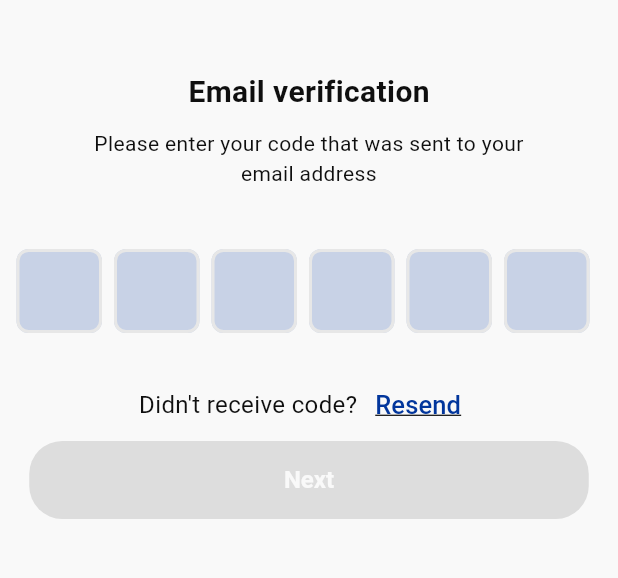
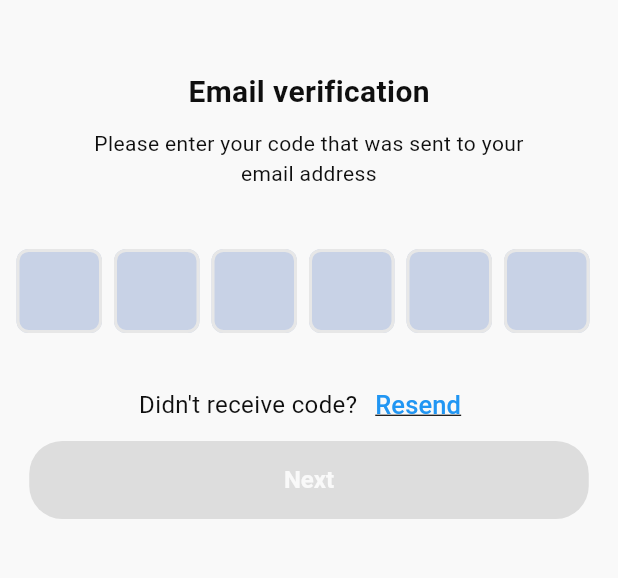
Before and after one commit to moyasser20/online_exam_app_elevate, a Flutter app: the EmailVerificationScreen screen opened directly with empty values, on a phone screen of 412 x 824 dp, the part 63-641 px from its top. Run offline on Flutter 3.47's test engine with Material 3 defaults, Android fonts, the phone set to English and light mode, and no system bars; drawn by our look-alikes of flutter_otp_text_field; our stand-ins replace dartz, dio, flutter_bloc, get_it, injectable, retrofit; generated files the repository leaves out were written again.

Commit message:
Solve the error in Forget password In email passing by screens , Finish Forget password UI and Logic

```diff
--- a/lib/Features/forgetPassword/presentation/viewmodel/states/verify_code_states.dart
+++ b/lib/Features/forgetPassword/presentation/viewmodel/states/verify_code_states.dart
@@ -3,6 +3,7 @@ sealed class VerifyCodeStates {}
 class VerifyCodeInitialStates extends VerifyCodeStates{}
 class VerifyCodeLoadingStates extends VerifyCodeStates{}
 class VerifyCodeSuccessStates extends VerifyCodeStates{}
+class VerifyCodeResendStates extends VerifyCodeStates{}
 class VerifyCodeErrorStates extends VerifyCodeStates{
   final String message;
   VerifyCodeErrorStates(this.message);
--- a/lib/Features/forgetPassword/presentation/viewmodel/verify_code_cubit.dart
+++ b/lib/Features/forgetPassword/presentation/viewmodel/verify_code_cubit.dart
@@ -1,7 +1,11 @@
+import 'dart:async';
+
 import 'package:flutter/material.dart';
 import 'package:flutter_bloc/flutter_bloc.dart';
 import 'package:injectable/injectable.dart';
+import 'package:online_exam_app_elevate/Features/forgetPassword/domain/usecases/forget_password_usecase.dart';
 import 'package:online_exam_app_elevate/Features/forgetPassword/domain/usecases/verify_code_usecase.dart';
+import 'package:online_exam_app_elevate/Features/forgetPassword/presentation/viewmodel/states/forget_password_states.dart';
 import 'package:online_exam_app_elevate/Features/forgetPassword/presentation/viewmodel/states/verify_code_states.dart';
 
 import '../../../../core/routes/app_routes.dart';
@@ -9,11 +13,14 @@ import '../../../../core/routes/app_routes.dart';
 @injectable
 class VerifyCodeCubit extends Cubit<VerifyCodeStates> {
   final VerifyCodeUseCase _verifyCodeUseCase;
+  final ForgetPasswordUseCase _forgetPasswordUseCase;
 
   String enteredCode = '';
   String? email;
+  bool isResendEnabled = true;
+  Timer? _resendTimer;
 
-  VerifyCodeCubit(this._verifyCodeUseCase) : super(VerifyCodeInitialStates());
+  VerifyCodeCubit(this._verifyCodeUseCase, this._forgetPasswordUseCase) : super(VerifyCodeInitialStates());
 
   void setEmail(String emailAddress) {
     email = emailAddress;
@@ -24,8 +31,29 @@ class VerifyCodeCubit extends Cubit<VerifyCodeStates> {
     emit(VerifyCodeInitialStates());
   }
 
+  Future<void> resendCode() async {
+    if (!isResendEnabled) return;
+
+    isResendEnabled = false;
+    emit(VerifyCodeLoadingStates());
+
+    final result = await _forgetPasswordUseCase(email!);
+    result.fold(
+          (failure) => emit(VerifyCodeErrorStates(failure.message)),
+          (_) => emit(VerifyCodeResendStates()),
+    );
+    _startResendCooldown();
+  }
+
+  void _startResendCooldown() {
+    _resendTimer?.cancel();
+    _resendTimer = Timer(const Duration(seconds: 30), () {
+      isResendEnabled = true;
+      emit(VerifyCodeInitialStates());
+    });
+  }
+
   Future<void> verify(BuildContext context) async {
-    print("Email inside verify: $email");
     if (enteredCode.length < 6) {
       emit(VerifyCodeErrorStates("Code must be 6 digits"));
       return;
--- a/lib/Features/forgetPassword/presentation/views/screens/email_varificationScreen.dart
+++ b/lib/Features/forgetPassword/presentation/views/screens/email_varificationScreen.dart
@@ -1,6 +1,5 @@
 import 'package:flutter/material.dart';
 import 'package:flutter_bloc/flutter_bloc.dart';
-import 'package:flutter_otp_text_field/flutter_otp_text_field.dart';
 import 'package:online_exam_app_elevate/Features/forgetPassword/presentation/viewmodel/verify_code_cubit.dart';
 import 'package:online_exam_app_elevate/Features/forgetPassword/presentation/viewmodel/states/verify_code_states.dart';
 import 'package:online_exam_app_elevate/core/constants/app_Strings.dart';
@@ -9,10 +8,11 @@ import 'package:online_exam_app_elevate/core/extensions/extensions.dart';
 import '../../../../../core/Assets/app_assets.dart';
 import '../../../../../core/Widgets/Custome_Elevated_Button.dart';
 import '../../../../../core/routes/app_routes.dart';
-import '../../../../../core/theme/app_colors.dart';
+import '../widgets/verification_code_field.dart';
 
 class EmailVerificationScreen extends StatefulWidget {
-  const EmailVerificationScreen({super.key});
+  final String email;
+  const EmailVerificationScreen({super.key, required this.email});
 
   @override
   State<EmailVerificationScreen> createState() =>
@@ -20,15 +20,12 @@ class EmailVerificationScreen extends StatefulWidget {
 }
 
 class _EmailVerificationScreenState extends State<EmailVerificationScreen> {
-  String? email;
-
   @override
   void didChangeDependencies() {
     super.didChangeDependencies();
-
-    final arg = ModalRoute.of(context)?.settings.arguments as String;
-      email = arg;
-      context.read<VerifyCodeCubit>().setEmail(email!);
+    if(widget.email != "") {
+      context.read<VerifyCodeCubit>().setEmail(widget.email);
+    }
   }
 
   @override
@@ -47,7 +44,7 @@ class _EmailVerificationScreenState extends State<EmailVerificationScreen> {
             Navigator.pushNamed(
               context,
               AppRoutes.ResetPasswordScreen,
-              arguments: email,
+              arguments: widget.email,
             );
           } else if (state is VerifyCodeErrorStates) {
             ScaffoldMessenger.of(
@@ -73,36 +70,7 @@ class _EmailVerificationScreenState extends State<EmailVerificationScreen> {
                     textAlign: TextAlign.center,
                   ),
                   const SizedBox(height: 40),
-                  OtpTextField(
-                    numberOfFields: 6,
-                    fieldWidth: 57,
-                    fieldHeight: 60,
-                    borderRadius: BorderRadius.circular(8),
-                    borderColor:
-                        state is VerifyCodeErrorStates
-                            ? Colors.red
-                            : Colors.grey,
-                    focusedBorderColor:
-                        state is VerifyCodeErrorStates
-                            ? Colors.red
-                            : Colors.blue,
-                    filled: true,
-                    fillColor:
-                        state is VerifyCodeErrorStates
-                            ? Colors.red.withOpacity(0.2)
-                            : AppColors.blue.withOpacity(0.2),
-                    showFieldAsBox: true,
-                    onSubmit: (code) => cubit.updateCode(code),
-                    onCodeChanged: (code) => cubit.updateCode(code),
-                  ),
-                  if (state is VerifyCodeErrorStates)
-                    const Padding(
-                      padding: EdgeInsets.only(top: 12),
-                      child: Text(
-                        AppStrings.CodeErrorMsg,
-                        style: TextStyle(color: Colors.red, fontSize: 14),
-                      ),
-                    ),
+                  const VerificationCodeField(),
                   const SizedBox(height: 20),
                   Row(
                     mainAxisAlignment: MainAxisAlignment.center,
@@ -112,25 +80,23 @@ class _EmailVerificationScreenState extends State<EmailVerificationScreen> {
                         style: TextStyle(fontSize: 16),
                       ),
                       TextButton(
-                        onPressed: () {
-                          // TODO: Handle resend here
-                        },
-                        child: const Text(
-                          "Resend",
+                        onPressed: cubit.isResendEnabled ? () => cubit.resendCode() : null,
+                        child: Text(
+                          cubit.isResendEnabled ? "Resend" : "Resend",
                           style: TextStyle(
                             decoration: TextDecoration.underline,
                             fontSize: 17,
+                            color: cubit.isResendEnabled ? Colors.blue : Colors.grey,
                           ),
                         ),
-                      ),
+                      )
                             ],
                   ),
                   state is VerifyCodeLoadingStates
                       ? const CircularProgressIndicator()
                       : CustomeElevatedButton(
                     text: "Next",
-                        onPressed:
-                            cubit.enteredCode.length == 6
+                    onPressed: cubit.enteredCode.length == 6
                         ? () {
                       cubit.verify(context);
                     }
--- /dev/null
+++ b/lib/Features/forgetPassword/presentation/views/widgets/verification_code_field.dart
@@ -0,0 +1,44 @@
+import 'package:flutter/material.dart';
+import 'package:flutter_bloc/flutter_bloc.dart';
+import 'package:flutter_otp_text_field/flutter_otp_text_field.dart';
+import 'package:online_exam_app_elevate/Features/forgetPassword/presentation/viewmodel/verify_code_cubit.dart';
+import 'package:online_exam_app_elevate/Features/forgetPassword/presentation/viewmodel/states/verify_code_states.dart';
+import 'package:online_exam_app_elevate/core/theme/app_colors.dart';
+
+class VerificationCodeField extends StatelessWidget {
+  const VerificationCodeField({super.key});
+
+  @override
+  Widget build(BuildContext context) {
+    final state = context.watch<VerifyCodeCubit>().state;
+    final cubit = context.read<VerifyCodeCubit>();
+
+    return Column(
+      children: [
+        OtpTextField(
+          numberOfFields: 6,
+          fieldWidth: 57,
+          fieldHeight: 60,
+          borderRadius: BorderRadius.circular(8),
+          borderColor: state is VerifyCodeErrorStates ? Colors.red : Colors.grey,
+          focusedBorderColor: state is VerifyCodeErrorStates ? Colors.red : Colors.blue,
+          filled: true,
+          fillColor: state is VerifyCodeErrorStates
+              ? Colors.red.withOpacity(0.2)
+              : AppColors.blue.withOpacity(0.2),
+          showFieldAsBox: true,
+          onSubmit: (code) => cubit.updateCode(code),
+          onCodeChanged: (code) => cubit.updateCode(code),
+        ),
+        if (state is VerifyCodeErrorStates)
+          const Padding(
+            padding: EdgeInsets.only(top: 12),
+            child: Text(
+              "Wrong password, Try Again",
+              style: TextStyle(color: Colors.red, fontSize: 14),
+            ),
+          ),
+      ],
+    );
+  }
+}
```
Also changed, not shown: lib/Features/forgetPassword/presentation/viewmodel/reset_password_cubit.dart (+6 -18 lines), lib/Features/forgetPassword/presentation/views/screens/ResetPassword.dart (+8 -42 lines), lib/Features/forgetPassword/presentation/views/widgets/reset_password_form.dart (added, +55 -0 lines), lib/core/routes/routes.dart (+8 -6 lines), lib/core/di/di.config.dart. Lines whose indentation alone changed are shown as unchanged.
